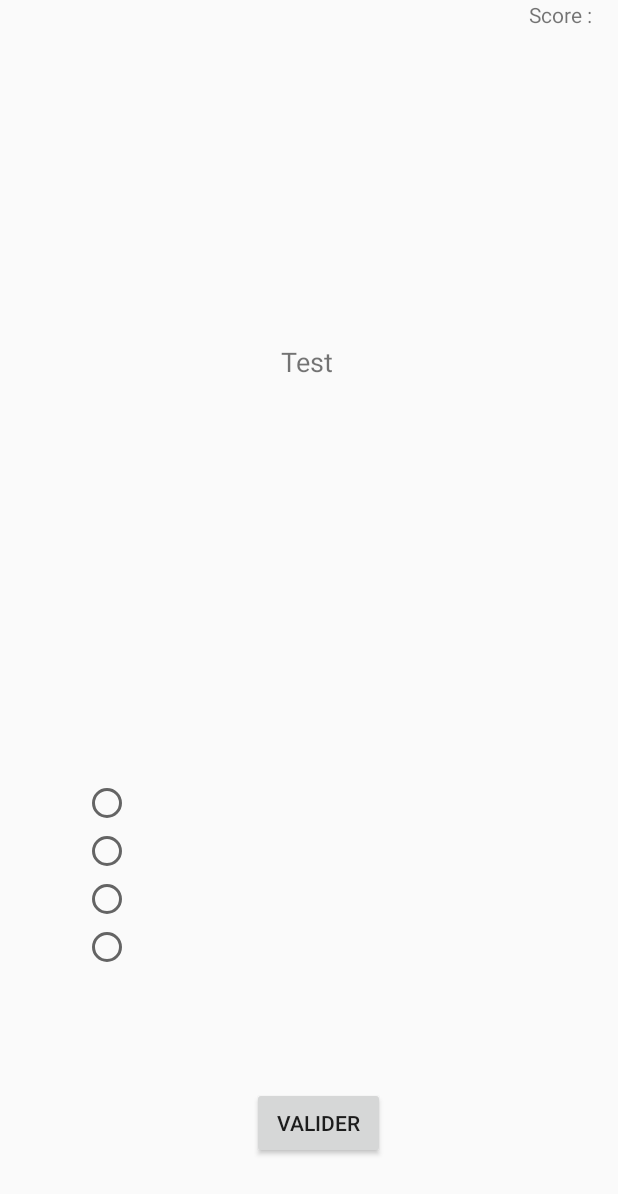
After one commit to FaresAmiar/RapGuessR, an Android app: the JeuFacileActivity screen opened directly, with no data from a screen before it, on a phone screen of 412 x 824 dp. The commit adds this screen. Shown: the top 1194 px of the screen. Run offline under Robolectric (Android 15) with nearby library versions, the phone set to English and light mode, and no system bars; 2 statements that could not run were skipped.

Commit message:
Facile + difficile

```diff
--- /dev/null
+++ b/app/src/main/java/com/rapguessr/JeuFacileActivity.java
@@ -0,0 +1,72 @@
+package com.rapguessr;
+
+import android.content.Intent;
+import android.os.Bundle;
+
+import com.google.android.material.floatingactionbutton.FloatingActionButton;
+import com.google.android.material.snackbar.Snackbar;
+
+import androidx.appcompat.app.AppCompatActivity;
+import androidx.appcompat.widget.Toolbar;
+
+import android.view.View;
+import android.widget.RadioButton;
+import android.widget.RadioGroup;
+
+import java.util.ArrayList;
+import java.util.Collection;
+import java.util.Collections;
+import java.util.List;
+import java.util.Random;
+
+public class JeuFacileActivity extends AppCompatActivity {
+
+    private RadioButton radRep1, radRep2, radRep3, radRep4;
+    private RadioGroup radGroup;
+
+    @Override
+    protected void onCreate(Bundle savedInstanceState) {
+        super.onCreate(savedInstanceState);
+        setContentView(R.layout.activity_jeu_facile);
+
+        String [] reponses = new String[4];
+        Integer bonneReponse = 0;
+
+        radRep1 = findViewById(R.id.radRep1);
+        radRep2 = findViewById(R.id.radRep2);
+        radRep3 = findViewById(R.id.radRep3);
+        radRep4 = findViewById(R.id.radRep4);
+        radGroup = findViewById(R.id.radRepGroup);
+
+        Intent i = getIntent();
+
+        List<String> rappeurs = i.getStringArrayListExtra("Rappeurs");
+
+        //rappeurs random dans la liste
+        Collections.shuffle(rappeurs);
+        String rappeur = rappeurs.get(0), image = "", titre = "", lyrics = "";
+
+        //appeler nodejs
+
+        reponses(lyrics,reponses,bonneReponse);
+
+
+
+    }
+
+    private void reponses(String lyrics, String [] reponses, Integer bonneReponse) {
+
+        Random rd = new Random();
+
+        List<String> paroles = new ArrayList<>();
+
+
+
+    }
+
+    private boolean verifReponse(Integer bonneReponse) {
+        int idRep = radGroup.getCheckedRadioButtonId();
+        return idRep == bonneReponse;
+    }
+
+}
--- /dev/null
+++ b/app/src/main/res/layout/activity_jeu_facile.xml
@@ -0,0 +1,82 @@
+<?xml version="1.0" encoding="utf-8"?>
+<RelativeLayout xmlns:android="http://schemas.android.com/apk/res/android"
+    xmlns:app="http://schemas.android.com/apk/res-auto"
+    xmlns:tools="http://schemas.android.com/tools"
+    android:layout_width="match_parent"
+    android:layout_height="match_parent"
+    tools:context=".JeuFacileActivity">
+
+
+    <TextView
+        android:id="@+id/txtLyrics"
+        android:layout_width="378dp"
+        android:layout_height="89dp"
+        android:layout_alignParentStart="true"
+        android:layout_alignParentEnd="true"
+        android:layout_alignParentBottom="true"
+        android:layout_marginStart="16dp"
+        android:layout_marginEnd="17dp"
+        android:layout_marginBottom="341dp" />
+
+    <TextView
+        android:id="@+id/txtScore"
+        android:layout_width="wrap_content"
+        android:layout_height="wrap_content"
+        android:layout_alignParentEnd="true"
+        android:layout_marginEnd="14dp"
+        android:text="Score : " />
+
+    <Button
+        android:id="@+id/btnReponse"
+        android:layout_width="wrap_content"
+        android:layout_height="wrap_content"
+        android:layout_alignParentStart="true"
+        android:layout_alignParentEnd="true"
+        android:layout_alignParentBottom="true"
+        android:layout_marginStart="168dp"
+        android:layout_marginEnd="155dp"
+        android:layout_marginBottom="51dp"
+        android:text="Valider" />
+
+    <RadioGroup
+        android:id="@+id/radRepGroup"
+        android:layout_width="319dp"
+        android:layout_height="183dp"
+        android:layout_above="@+id/btnReponse"
+        android:layout_alignParentEnd="true"
+        android:layout_marginEnd="37dp"
+        android:layout_marginBottom="22dp">
+
+        <RadioButton
+            android:id="@+id/radRep1"
+            android:layout_width="match_parent"
+            android:layout_height="wrap_content" />
+
+        <RadioButton
+            android:id="@+id/radRep2"
+            android:layout_width="match_parent"
+            android:layout_height="wrap_content" />
+
+        <RadioButton
+            android:id="@+id/radRep3"
+            android:layout_width="match_parent"
+            android:layout_height="wrap_content" />
+
+        <RadioButton
+            android:id="@+id/radRep4"
+            android:layout_width="match_parent"
+            android:layout_height="wrap_content" />
+    </RadioGroup>
+
+    <TextView
+        android:id="@+id/txtArtisteTitre"
+        android:layout_width="wrap_content"
+        android:layout_height="wrap_content"
+        android:layout_above="@+id/txtLyrics"
+        android:layout_alignParentEnd="true"
+        android:layout_marginEnd="190dp"
+        android:layout_marginBottom="140dp"
+        android:text="Test"
+        android:textSize="18sp" />
+
+</RelativeLayout>
--- a/app/src/main/res/values/strings.xml
+++ b/app/src/main/res/values/strings.xml
@@ -1,4 +1,6 @@
 <resources>
     <string name="app_name">RapGuessR</string>
     <string name="title_activity_choix_rapper">ChoixRapperActivity</string>
+    <string name="title_activity_jeu_facile">JeuFacileActivity</string>
+    <string name="title_activity_jeu_difficile">JeuDifficileActivity</string>
 </resources>
```
Also changed, not shown: app/src/main/AndroidManifest.xml (+9 -1 lines), app/src/main/java/com/rapguessr/ChoixRapperActivity.java (+37 -11 lines), app/src/main/java/com/rapguessr/JeuDifficileActivity.java (added, +22 -0 lines), app/src/main/java/com/rapguessr/MainActivity.java (+9 -3 lines), app/src/main/res/layout/activity_choix_rapper.xml (+31 -18 lines), app/src/main/res/layout/activity_jeu_difficile.xml (added, +63 -0 lines), app/src/main/res/layout/content_choix_rapper.xml (deleted, +0 -16 lines).
